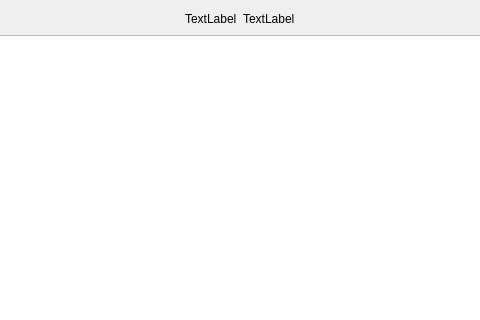
First picture: the form in mainwindow.ui, repository nstrikos/dpdf, before the edit; both pictures show x 155 to 635 and y 0 to 320 of the 790 by 625 pixel window.
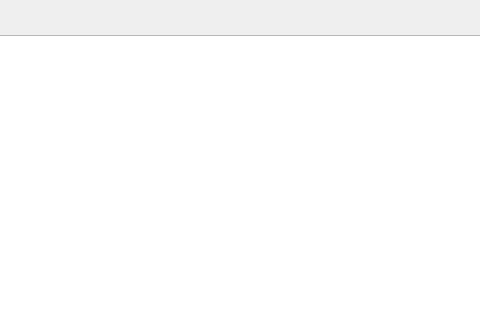
Second picture: the form after the edit.

Diff of the .ui file:
```diff
--- a/mainwindow.ui
+++ b/mainwindow.ui
@@ -35,14 +35,14 @@
         <item>
          <widget class="QLabel" name="label">
           <property name="text">
-           <string>TextLabel</string>
+           <string/>
           </property>
          </widget>
         </item>
         <item>
          <widget class="QLabel" name="label_2">
           <property name="text">
-           <string>TextLabel</string>
+           <string/>
           </property>
          </widget>
         </item>
```
Left out of the diff: 2 changed lines with no effect on the pictures.
